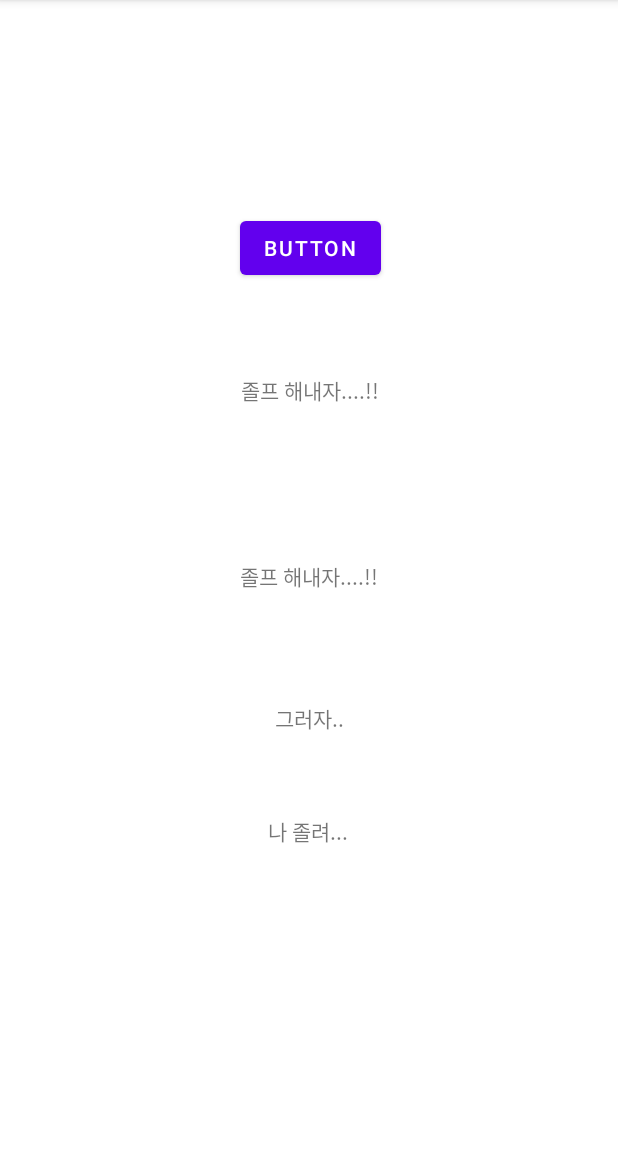
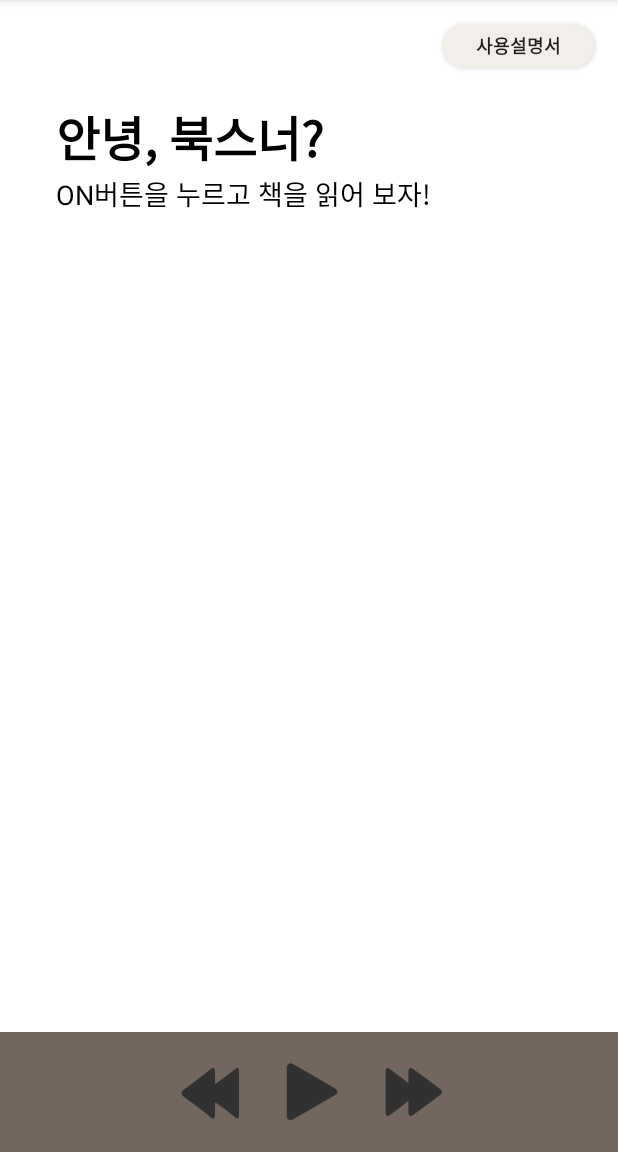
Before and after one commit to BGM-BookGrounMusic/BGM_Client, an Android app: the screen it shows after launch (MainActivity), on a phone screen of 412 x 824 dp, the part 84-1236 px from its top. Run offline under Robolectric (Android 15) with nearby library versions, the phone set to English and light mode, and no system bars.

Commit message:
서영 기본 UI 작성

```diff
--- a/app/src/main/java/com/example/bookgroundmusic/MainActivity.kt
+++ b/app/src/main/java/com/example/bookgroundmusic/MainActivity.kt
@@ -8,6 +8,6 @@ class MainActivity : AppCompatActivity() {
         super.onCreate(savedInstanceState)
         setContentView(R.layout.activity_main)
 
-        // 으아아아ㅏ아
+
     }
 }
--- /dev/null
+++ b/app/src/main/res/drawable/btn_radius_design.xml
@@ -0,0 +1,6 @@
+<?xml version="1.0" encoding="utf-8"?>
+
+<shape xmlns:android="http://schemas.android.com/apk/res/android">
+    <solid android:color="#F2EFEB" />
+    <corners android:radius="30dp" />
+</shape>
--- a/app/src/main/res/layout/activity_main.xml
+++ b/app/src/main/res/layout/activity_main.xml
@@ -6,56 +6,89 @@
     android:layout_height="match_parent"
     tools:context=".MainActivity">
 
+    <android.widget.Button
+        android:id="@+id/button_guide"
+        android:layout_width="101dp"
+        android:layout_height="29dp"
+        android:layout_marginTop="16dp"
+        android:layout_marginEnd="16dp"
+        android:background="@drawable/btn_radius_design"
+        android:backgroundTint="#F2EFEB"
+        android:insetTop="0dp"
+        android:insetBottom="0dp"
+        android:text="사용설명서"
+        android:textSize="12dp"
+        android:textStyle="bold"
+        app:layout_constraintEnd_toEndOf="parent"
+        app:layout_constraintTop_toTopOf="parent"
+        tools:ignore="TouchTargetSizeCheck" />
+
     <TextView
-        android:id="@+id/textView2"
+        android:id="@+id/textView_intro_1"
         android:layout_width="wrap_content"
         android:layout_height="wrap_content"
-        android:layout_marginTop="54dp"
-        android:text="나 졸려..."
-        app:layout_constraintEnd_toEndOf="parent"
-        app:layout_constraintHorizontal_bias="0.498"
-        app:layout_constraintStart_toStartOf="parent"
-        app:layout_constraintTop_toBottomOf="@+id/textView" />
-
-    <TextView
-        android:id="@+id/textView3"
-        android:layout_width="wrap_content"
-        android:layout_height="wrap_content"
-        android:text="졸프 해내자....!!"
-        app:layout_constraintBottom_toBottomOf="parent"
-        app:layout_constraintEnd_toEndOf="parent"
+        android:layout_marginStart="37dp"
+        android:layout_marginTop="67dp"
+        android:text="안녕, 북스너?"
+        android:textColor="@color/black"
+        android:textSize="32dp"
+        android:textStyle="bold"
         app:layout_constraintStart_toStartOf="parent"
         app:layout_constraintTop_toTopOf="parent" />
 
     <TextView
+        android:id="@+id/textView_intro_2"
         android:layout_width="wrap_content"
         android:layout_height="wrap_content"
-        android:text="졸프 해내자....!!"
+        android:layout_marginStart="37dp"
+        android:text="ON버튼을 누르고 책을 읽어 보자!"
+        android:textColor="@color/black"
+        android:textSize="18dp"
+        app:layout_constraintStart_toStartOf="parent"
+        app:layout_constraintTop_toBottomOf="@+id/textView_intro_1" />
+
+    <View
+        android:id="@+id/View_bottom_bar"
+        android:layout_width="wrap_content"
+        android:layout_height="80dp"
+        android:background="#73665F"
         app:layout_constraintBottom_toBottomOf="parent"
+        app:layout_constraintStart_toStartOf="parent" />
+
+    <ImageButton
+        android:id="@+id/btn_next"
+        android:layout_width="40dp"
+        android:layout_height="40dp"
+        android:layout_marginTop="20dp"
+        android:layout_marginEnd="116dp"
+        android:background="@android:color/transparent"
+        android:foreground="@drawable/ic_next"
         app:layout_constraintEnd_toEndOf="parent"
-        app:layout_constraintHorizontal_bias="0.503"
-        app:layout_constraintStart_toStartOf="parent"
-        app:layout_constraintTop_toTopOf="parent"
-        app:layout_constraintVertical_bias="0.334" />
+        app:layout_constraintTop_toTopOf="@+id/View_bottom_bar"
+        tools:ignore="TouchTargetSizeCheck,SpeakableTextPresentCheck" />
 
-    <Button
-        android:id="@+id/button"
-        android:layout_width="wrap_content"
-        android:layout_height="wrap_content"
-        android:layout_marginStart="160dp"
-        android:layout_marginTop="141dp"
-        android:text="Button"
-        app:layout_constraintStart_toStartOf="parent"
-        app:layout_constraintTop_toTopOf="parent" />
+    <ImageButton
+        android:id="@+id/btn_back"
+        android:layout_width="40dp"
+        android:layout_height="40dp"
+        android:layout_marginTop="20dp"
+        android:layout_marginEnd="252dp"
+        android:background="@android:color/transparent"
+        android:foreground="@drawable/ic_back"
+        app:layout_constraintEnd_toEndOf="parent"
+        app:layout_constraintTop_toTopOf="@+id/View_bottom_bar"
+        tools:ignore="TouchTargetSizeCheck,SpeakableTextPresentCheck" />
 
-    <TextView
-        android:id="@+id/textView"
-        android:layout_width="wrap_content"
-        android:layout_height="wrap_content"
-        android:layout_marginTop="73dp"
-        android:text="그러자.."
+    <ImageButton
+        android:id="@+id/btn_play"
+        android:layout_width="40dp"
+        android:layout_height="40dp"
+        android:layout_marginTop="20dp"
+        android:layout_marginEnd="184dp"
+        android:background="@android:color/transparent"
+        android:foreground="@drawable/ic_play"
         app:layout_constraintEnd_toEndOf="parent"
-        app:layout_constraintStart_toStartOf="parent"
-        app:layout_constraintTop_toBottomOf="@+id/textView3" />
+        app:layout_constraintTop_toTopOf="@+id/View_bottom_bar"
+        tools:ignore="TouchTargetSizeCheck,SpeakableTextPresentCheck" />
 
 </androidx.constraintlayout.widget.ConstraintLayout>
```
Also changed, not shown: app/src/main/res/drawable/ic_back.png (added), app/src/main/res/drawable/ic_next.png (added), app/src/main/res/drawable/ic_play.png (added), app/src/main/res/drawable/ic_stop.png (added).
